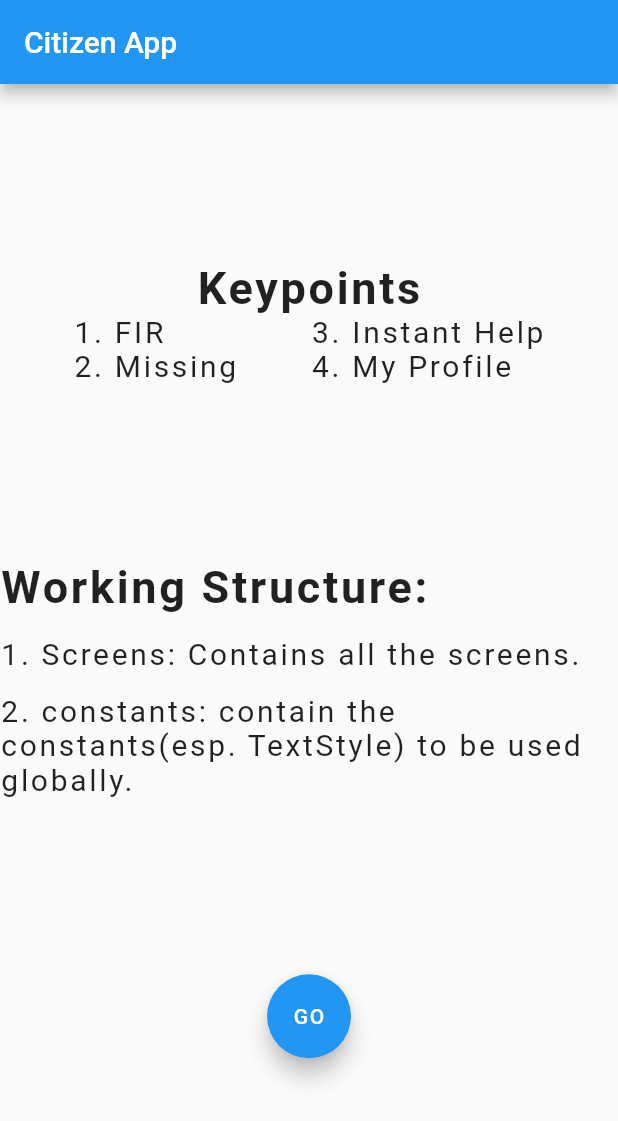
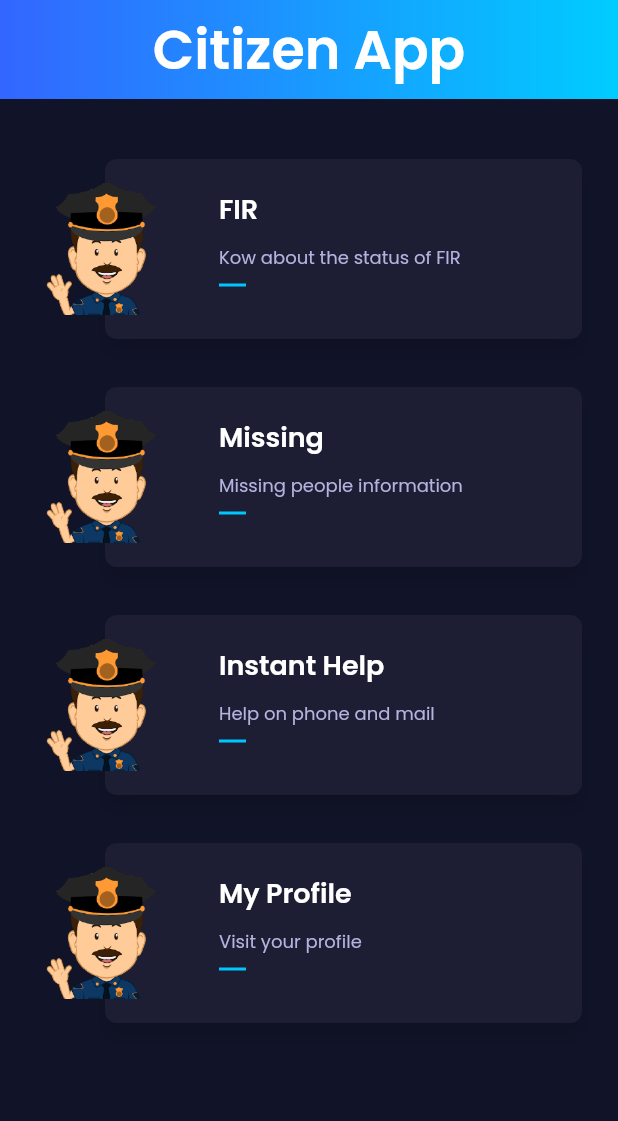
Before and after one commit to On-Duty-Org/CitizenApp, a Flutter app: the screen it shows after launch, on a phone screen of 412 x 824 dp. Shown: the top 1121 px of the screen. Run offline on Flutter 3.47's test engine with Material 2 defaults, Android fonts, the phone set to English and light mode, and no system bars.

Commit message:
Home Page

```diff
--- /dev/null
+++ b/lib/Model/HomePageBody.dart
@@ -0,0 +1,29 @@
+import 'package:flutter/material.dart';
+import 'HomePageItem.dart';
+import 'HomePageItemRow.dart';
+
+class HomePageBody extends StatelessWidget {
+  @override
+  Widget build(BuildContext context) {
+    return new Expanded(
+      child: new Container(
+        color: Color(0xFF111328),
+        child: new CustomScrollView(
+          scrollDirection: Axis.vertical,
+          slivers: <Widget>[
+            new SliverPadding(
+              padding: const EdgeInsets.symmetric(vertical: 24.0),
+              sliver: new SliverFixedExtentList(
+                itemExtent: 152.0,
+                delegate: new SliverChildBuilderDelegate(
+                  (context, index) => new HomePageItemRow(items[index]),
+                  childCount: items.length,
+                ),
+              ),
+            ),
+          ],
+        ),
+      ),
+    );
+  }
+}
--- /dev/null
+++ b/lib/Model/HomePageItem.dart
@@ -0,0 +1,24 @@
+class HomePageItem {
+  final String id;
+  final String name;
+  final String description;
+
+  const HomePageItem({this.id, this.name, this.description});
+}
+
+List<HomePageItem> items = [
+  const HomePageItem(
+      id: "1", name: "FIR", description: "Kow about the status of FIR"),
+  const HomePageItem(
+      id: "2", name: "Missing", description: "Missing people information"),
+  const HomePageItem(
+    id: "3",
+    name: "Instant Help",
+    description: "Help on phone and mail",
+  ),
+  const HomePageItem(
+    id: "4",
+    name: "My Profile",
+    description: "Visit your profile",
+  )
+];
--- /dev/null
+++ b/lib/Model/HomePageItemRow.dart
@@ -0,0 +1,88 @@
+import 'package:flutter/material.dart';
+import 'HomePageItem.dart';
+
+class HomePageItemRow extends StatelessWidget {
+  final HomePageItem item;
+
+  HomePageItemRow(this.item);
+
+  @override
+  Widget build(BuildContext context) {
+    final itemThumbnail = new Container(
+      margin: new EdgeInsets.symmetric(vertical: 16.0),
+      alignment: FractionalOffset.centerLeft,
+      child: new Image(
+        image: new AssetImage("assets/img/citizen-app.png"),
+        height: 92.0,
+        width: 92.0,
+      ),
+    );
+
+    final baseTextStyle = const TextStyle(
+      fontFamily: 'Poppins',
+    );
+
+    final headerTextStyle = baseTextStyle.copyWith(
+      fontSize: 18.0,
+      fontWeight: FontWeight.w600,
+      color: Colors.white,
+    );
+
+    final regularTextStyle = baseTextStyle.copyWith(
+        color: Color(0xffb6b2df), fontSize: 9.0, fontWeight: FontWeight.w400);
+
+    final subHeaderTextStyle = regularTextStyle.copyWith(fontSize: 12.0);
+
+    final itemCardContent = new Container(
+      margin: new EdgeInsets.fromLTRB(76.0, 16.0, 16.0, 16.0),
+      constraints: new BoxConstraints.expand(),
+      child: new Column(
+        crossAxisAlignment: CrossAxisAlignment.start,
+        children: <Widget>[
+          new Container(height: 4.0),
+          new Text(
+            item.name,
+            style: headerTextStyle,
+          ),
+          new Container(height: 10.0),
+          new Text(item.description, style: subHeaderTextStyle),
+          new Container(
+              margin: new EdgeInsets.symmetric(vertical: 8.0),
+              height: 2.0,
+              width: 18.0,
+              color: Color(0xff00c6ff)),
+        ],
+      ),
+    );
+
+    final itemCard = new Container(
+      child: itemCardContent,
+      height: 124.0,
+      margin: new EdgeInsets.only(left: 46.0),
+      decoration: new BoxDecoration(
+          color: new Color(0xFF1D1E33),
+          shape: BoxShape.rectangle,
+          borderRadius: new BorderRadius.circular(8.0),
+          boxShadow: <BoxShadow>[
+            new BoxShadow(
+                color: Colors.black12,
+                blurRadius: 10.0,
+                offset: new Offset(0.0, 10.0))
+          ]),
+    );
+
+    return new Container(
+      height: 120.0,
+      margin: const EdgeInsets.symmetric(
+        vertical: 16.0,
+        horizontal: 24.0,
+      ),
+      child: new Stack(
+        children: <Widget>[
+          itemCard,
+          itemThumbnail,
+        ],
+      ),
+    );
+  }
+}
--- /dev/null
+++ b/lib/Screens/HomePage.dart
@@ -0,0 +1,50 @@
+import 'package:flutter/material.dart';
+import 'package:citizen_app/Model/HomePageBody.dart';
+
+class HomePage extends StatelessWidget {
+  @override
+  Widget build(BuildContext context) {
+    return new Scaffold(
+      body: new Column(
+        children: <Widget>[
+          new GradientAppBar("Citizen App"),
+          new HomePageBody(),
+        ],
+      ),
+    );
+  }
+}
+
+class GradientAppBar extends StatelessWidget {
+  final String title;
+  final double barHeight = 66.0;
+
+  GradientAppBar(this.title);
+
+  @override
+  Widget build(BuildContext context) {
+    final double statusBarHeight = MediaQuery.of(context).padding.top;
+    return new Container(
+      padding: new EdgeInsets.only(top: statusBarHeight),
+      height: statusBarHeight + barHeight,
+      child: new Center(
+        child: new Text(
+          title,
+          style: const TextStyle(
+              color: Colors.white,
+              fontFamily: 'Poppins',
+              fontWeight: FontWeight.w600,
+              fontSize: 36.0),
+        ),
+      ),
+      decoration: new BoxDecoration(
+        gradient: new LinearGradient(
+            colors: [const Color(0xFF3366FF), const Color(0xFF00CCFF)],
+            begin: const FractionalOffset(0.0, 0.0),
+            end: const FractionalOffset(1.0, 0.0),
+            stops: [0.0, 1.0],
+            tileMode: TileMode.clamp),
+      ),
+    );
+  }
+}
--- a/lib/main.dart
+++ b/lib/main.dart
@@ -1,24 +1,9 @@
-import 'package:citizen_app/Screens/FrontPage.dart';
+import 'package:citizen_app/Screens/HomePage.dart';
 import 'package:flutter/material.dart';
 
 void main() {
-  runApp(MyApp());
+  runApp(new MaterialApp(
+    title: "Citizen App",
+    home: new HomePage(),
+  ));
 }
-
-class MyApp extends StatelessWidget {
-  // This widget is the root of your application.
-  @override
-  Widget build(BuildContext context) {
-    return MaterialApp(
-      title: 'Citizen App',
-      theme: ThemeData(
-        primarySwatch: Colors.blue,
-        visualDensity: VisualDensity.adaptivePlatformDensity,
-      ),
-      initialRoute: FrontPage.id,
-      routes: {
-        FrontPage.id: (context) => FrontPage(),
-      },
-    );
-  }
-}
```
Also changed, not shown: pubspec.yaml (+11 -0 lines), assets/fonts/Poppins-Regular.ttf (added), assets/fonts/Poppins-SemiBold.ttf (added), assets/img/citizen-app.png (added), 1 other file.
